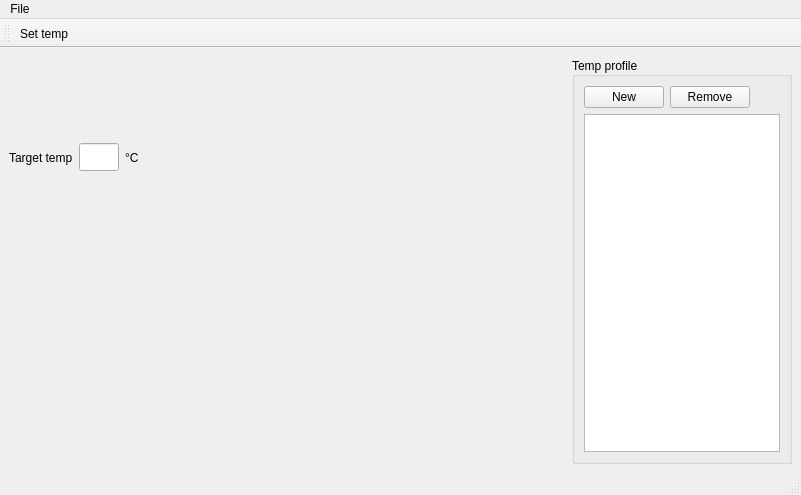
The window that pybrewMainWindow.ui (luksan/pybrew) describes before a commit, drawn with Qt 5.
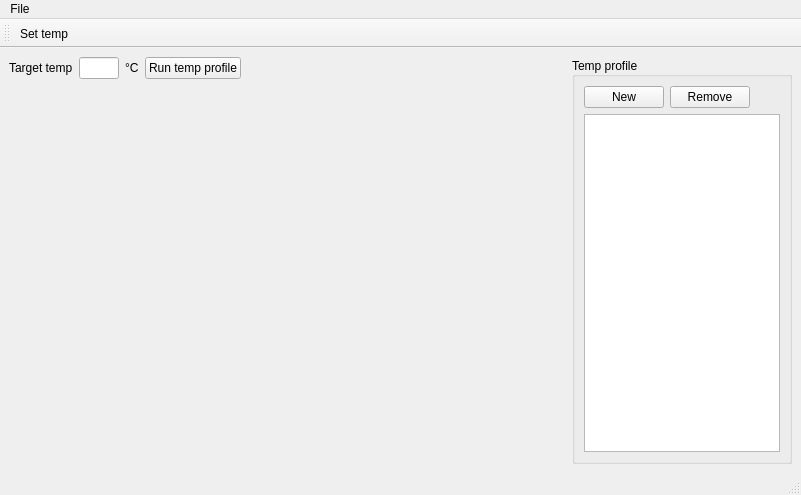
The same window after the commit. Custom widgets are drawn as their Qt base class.

Commit message: Implement the temp profile function.

```diff
--- a/pybrewMainWindow.ui
+++ b/pybrewMainWindow.ui
@@ -64,6 +64,16 @@
           </property>
          </widget>
         </item>
+        <item>
+         <widget class="QPushButton" name="runTempProfileButton">
+          <property name="text">
+           <string>Run temp profile</string>
+          </property>
+          <property name="checkable">
+           <bool>true</bool>
+          </property>
+         </widget>
+        </item>
         <item>
          <spacer name="horizontalSpacer">
           <property name="orientation">
```
Left out of the diff: 33 changed lines with no effect on the pictures. The commit also changes 2 other files.
